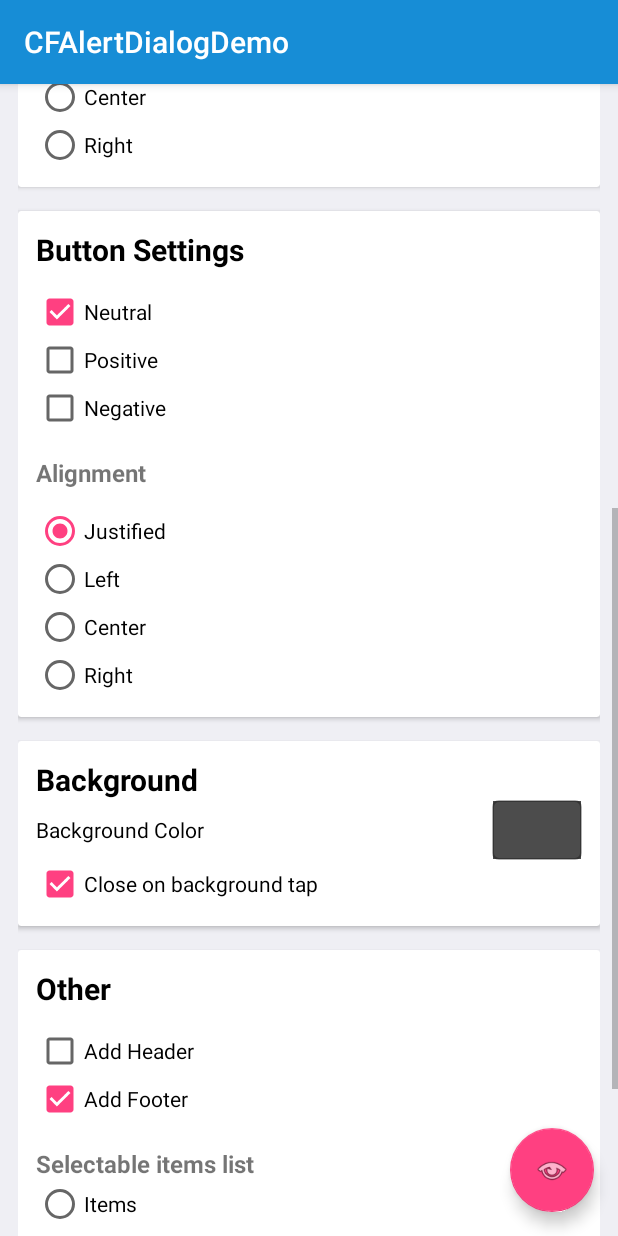
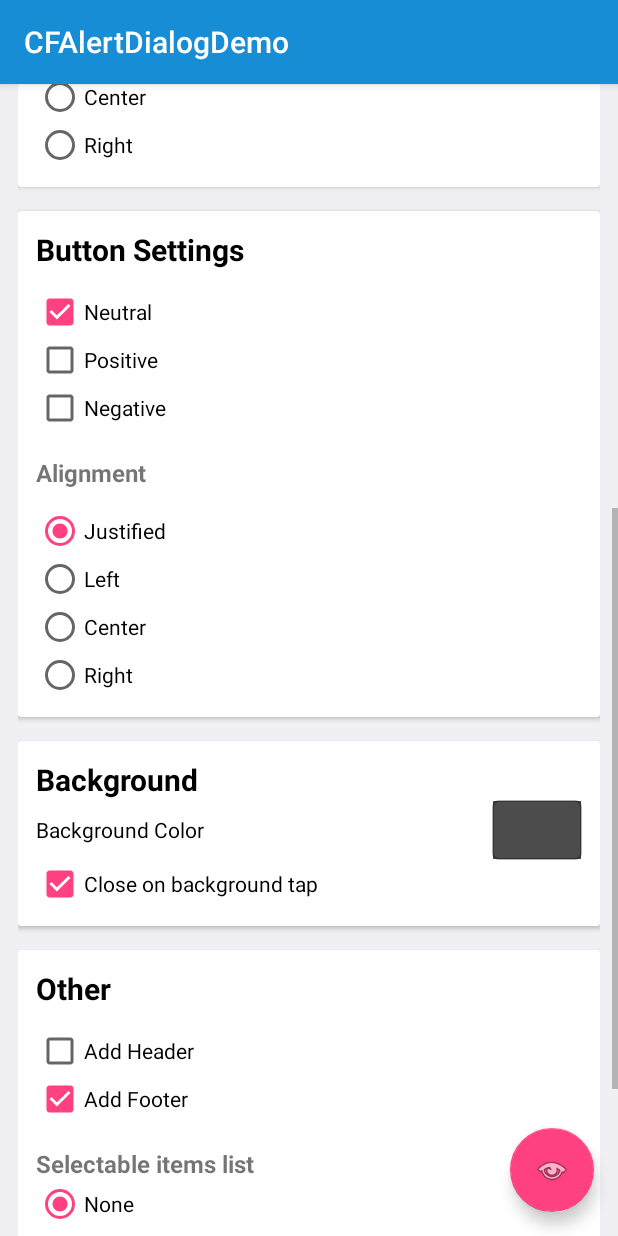
Before and after one commit to Codigami/CFAlertDialog, an Android app: the screen it shows after launch (StartActivity), scrolled down 537 dp, on a phone screen of 412 x 824 dp. Run offline under Robolectric (Android 15) with nearby library versions, the phone set to English and light mode, and no system bars.

Commit message:
Rearranged the Selection type `None`.

```diff
--- a/app/src/main/res/layout/activity_start.xml
+++ b/app/src/main/res/layout/activity_start.xml
@@ -376,6 +376,13 @@
                         android:layout_height="wrap_content">
 
                         <RadioButton
+                            android:id="@+id/no_items_radio_button"
+                            android:layout_width="wrap_content"
+                            android:layout_height="wrap_content"
+                            android:checked="true"
+                            android:text="None"/>
+
+                        <RadioButton
                             android:id="@+id/items_radio_button"
                             android:layout_width="wrap_content"
                             android:layout_height="wrap_content"
@@ -393,12 +400,6 @@
                             android:layout_height="wrap_content"
                             android:text="Multi choice items"/>
 
-                        <RadioButton
-                            android:id="@+id/no_items_radio_button"
-                            android:layout_width="wrap_content"
-                            android:layout_height="wrap_content"
-                            android:checked="true"
-                            android:text="None"/>
                     </RadioGroup>
 
                 </LinearLayout>
```
